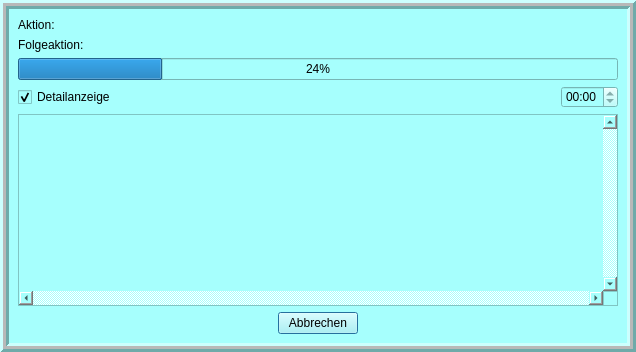
Old version of the form linbo_gui/fortschrittdialog.ui in the repository linuxmuster/linuxmuster-linbo.
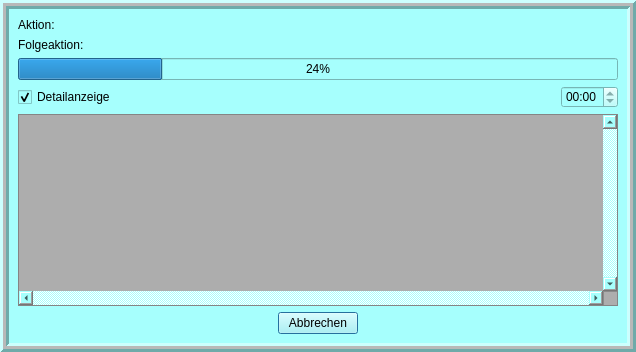
New version of the form.

Commit message: fix log grey background

Patch:
```diff
--- a/linbo_gui/fortschrittdialog.ui
+++ b/linbo_gui/fortschrittdialog.ui
@@ -128,27 +128,27 @@
            <colorrole role="Button">
             <brush brushstyle="SolidPattern">
              <color alpha="255">
-              <red>166</red>
-              <green>255</green>
-              <blue>253</blue>
+              <red>173</red>
+              <green>173</green>
+              <blue>173</blue>
              </color>
             </brush>
            </colorrole>
            <colorrole role="Base">
             <brush brushstyle="SolidPattern">
              <color alpha="255">
-              <red>166</red>
-              <green>255</green>
-              <blue>253</blue>
+              <red>173</red>
+              <green>173</green>
+              <blue>173</blue>
              </color>
             </brush>
            </colorrole>
            <colorrole role="Window">
             <brush brushstyle="SolidPattern">
              <color alpha="255">
-              <red>166</red>
-              <green>255</green>
-              <blue>253</blue>
+              <red>173</red>
+              <green>173</green>
+              <blue>173</blue>
              </color>
             </brush>
            </colorrole>
@@ -157,27 +157,27 @@
            <colorrole role="Button">
             <brush brushstyle="SolidPattern">
              <color alpha="255">
-              <red>166</red>
-              <green>255</green>
-              <blue>253</blue>
+              <red>173</red>
+              <green>173</green>
+              <blue>173</blue>
              </color>
             </brush>
            </colorrole>
            <colorrole role="Base">
             <brush brushstyle="SolidPattern">
              <color alpha="255">
-              <red>166</red>
-              <green>255</green>
-              <blue>253</blue>
+              <red>173</red>
+              <green>173</green>
+              <blue>173</blue>
              </color>
             </brush>
            </colorrole>
            <colorrole role="Window">
             <brush brushstyle="SolidPattern">
              <color alpha="255">
-              <red>166</red>
-              <green>255</green>
-              <blue>253</blue>
+              <red>173</red>
+              <green>173</green>
+              <blue>173</blue>
              </color>
             </brush>
            </colorrole>
@@ -186,27 +186,27 @@
            <colorrole role="Button">
             <brush brushstyle="SolidPattern">
              <color alpha="255">
-              <red>166</red>
-              <green>255</green>
-              <blue>253</blue>
+              <red>173</red>
+              <green>173</green>
+              <blue>173</blue>
              </color>
             </brush>
            </colorrole>
            <colorrole role="Base">
             <brush brushstyle="SolidPattern">
              <color alpha="255">
-              <red>166</red>
-              <green>255</green>
-              <blue>253</blue>
+              <red>173</red>
+              <green>173</green>
+              <blue>173</blue>
              </color>
             </brush>
            </colorrole>
            <colorrole role="Window">
             <brush brushstyle="SolidPattern">
              <color alpha="255">
-              <red>166</red>
-              <green>255</green>
-              <blue>253</blue>
+              <red>173</red>
+              <green>173</green>
+              <blue>173</blue>
              </color>
             </brush>
            </colorrole>
@@ -218,6 +218,9 @@
           <pointsize>8</pointsize>
          </font>
         </property>
+        <property name="styleSheet">
+         <string notr="true">background-color: rgb(173, 173, 173);</string>
+        </property>
         <property name="verticalScrollBarPolicy">
          <enum>Qt::ScrollBarAlwaysOn</enum>
         </property>
```
